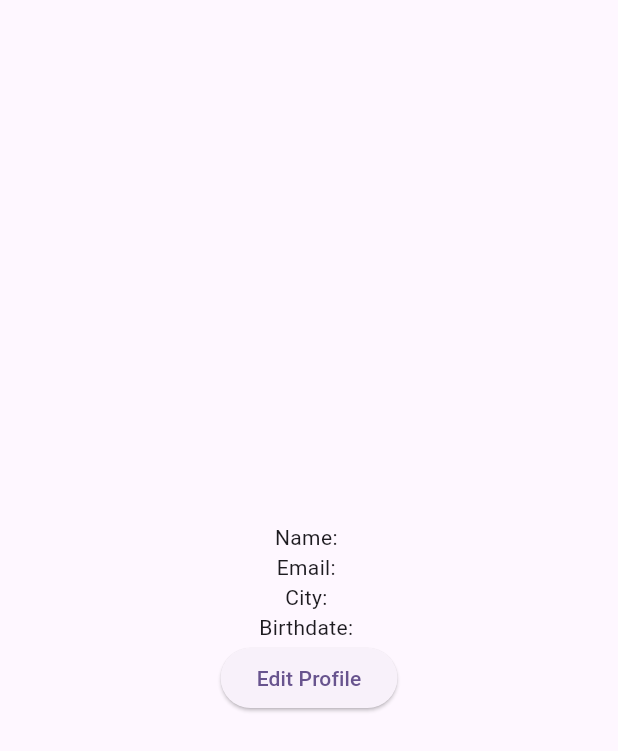
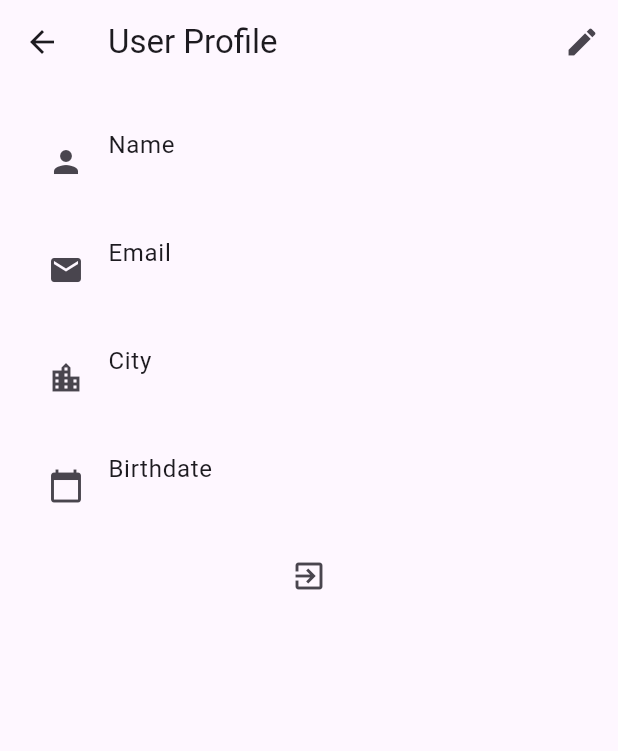
Before and after one commit to ubedsalto12/PA_Pemrograman_Mobile_Ensanim, a Flutter app: the UserProfilePage screen opened directly, on a phone screen of 412 x 824 dp. Shown: the top 751 px of the screen. Run offline on Flutter 3.47's test engine with Material 2 defaults, Android fonts, the light colour scheme and no system bars; our stand-ins replace cloud_firestore, firebase_auth, firebase_core, firebase_storage, google_sign_in, image_picker; missing offline and left inert: flutter_admin_scaffold; accounts and stored records are empty.

Commit message:
Profile User dan logout
perbaruan tampilan user dan user dapat logout

```diff
--- a/lib/admin/side_bar_screens/read_animal_screen.dart
+++ b/lib/admin/side_bar_screens_admin/read_animal_screen.dart
@@ -1,5 +1,5 @@
-import 'package:ensanim/admin/side_bar_screens/animal_details.dart';
-import 'package:ensanim/admin/side_bar_screens/update_animal.dart';
+import 'package:ensanim/admin/side_bar_screens_admin/animal_details.dart';
+import 'package:ensanim/admin/side_bar_screens_admin/update_animal.dart';
 import 'package:flutter/material.dart';
 import 'package:cloud_firestore/cloud_firestore.dart';
 
--- a/lib/admin/side_bar_screens/update_animal.dart
+++ b/lib/admin/side_bar_screens_admin/update_animal.dart
@@ -1,5 +1,5 @@
 import 'dart:io';
-import 'package:firebase_storage/firebase_storage.dart%';
+import 'package:firebase_storage/firebase_storage.dart';
 import 'package:flutter/material.dart';
 import 'package:cloud_firestore/cloud_firestore.dart';
 import 'package:image_picker/image_picker.dart';
--- a/lib/signup_screen.dart
+++ b/lib/signup_screen.dart
@@ -33,6 +33,7 @@ class _SignUpScreenState extends State<SignUpScreen> {
 
       // Menyimpan data pengguna ke Firestore
       await FirebaseFirestore.instance.collection('users').doc(userCredential.user!.uid).set({
+        'image':'',
         'email': _email,
         'displayName': _displayName,
         'city': _city,
--- a/lib/user_profile_page.dart
+++ b/lib/user_profile_page.dart
@@ -1,3 +1,5 @@
+
+import 'package:ensanim/login_screeen.dart';
 import 'package:flutter/material.dart';
 import 'package:cloud_firestore/cloud_firestore.dart';
 import 'package:firebase_auth/firebase_auth.dart';
@@ -19,9 +21,56 @@ class _UserProfilePageState extends State<UserProfilePage> {
     _user = _auth.currentUser!;
   }
 
+  Future<void> _signOut() async {
+    showDialog(
+      context: context,
+      builder: (BuildContext context) {
+        return AlertDialog(
+          title: Text('Logout Confirmation'),
+          content: Text('Are you sure you want to logout?'),
+          actions: [
+            TextButton(
+              onPressed: () {
+                Navigator.of(context).pop(); // Close the alert
+              },
+              child: Text('Cancel'),
+            ),
+            TextButton(
+              onPressed: () async {
+                await _auth.signOut();
+                Navigator.pushAndRemoveUntil(
+                  context,
+                  MaterialPageRoute(builder: (context) => LoginScreen()),
+                  (route) =>
+                      false, // This prevents the user from going back to the UserProfilePage
+                );
+              },
+              child: Text('Logout'),
+            ),
+          ],
+        );
+      },
+    );
+  }
+
   @override
   Widget build(BuildContext context) {
     return Scaffold(
+      appBar: AppBar(
+        title: Text('User Profile'),
+        actions: [
+          IconButton(
+            icon: Icon(Icons.edit),
+            onPressed: () {
+              // Navigate to the edit profile page
+              Navigator.push(
+                context,
+                MaterialPageRoute(builder: (context) => EditProfilePage()),
+              );
+            },
+          ),
+        ],
+      ),
       body: Center(
         child: StreamBuilder<DocumentSnapshot<Map<String, dynamic>>>(
           stream: _firestore.collection('users').doc(_user.uid).snapshots(),
@@ -40,22 +89,33 @@ class _UserProfilePageState extends State<UserProfilePage> {
             String _city = userData.get('city') ?? '';
             String _tanggalLahir = userData.get('tanggal_lahir') ?? '';
 
-            return Column(
-              mainAxisAlignment: MainAxisAlignment.center,
+            return ListView(
+              padding: EdgeInsets.all(16),
               children: <Widget>[
-                Text('Name: $_displayName'),
-                Text('Email: $_email'),
-                Text('City: $_city'),
-                Text('Birthdate: $_tanggalLahir'),
-                ElevatedButton(
-                  onPressed: () {
-                    // Navigasi ke halaman edit profil
-                    Navigator.push(
-                      context,
-                      MaterialPageRoute(builder: (context) => EditProfilePage()),
-                    );
-                  },
-                  child: Text('Edit Profile'),
+                ListTile(
+                  title: Text('Name'),
+                  subtitle: Text(_displayName),
+                  leading: Icon(Icons.person),
+                ),
+                ListTile(
+                  title: Text('Email'),
+                  subtitle: Text(_email),
+                  leading: Icon(Icons.email),
+                ),
+                ListTile(
+                  title: Text('City'),
+                  subtitle: Text(_city),
+                  leading: Icon(Icons.location_city),
+                ),
+                ListTile(
+                  title: Text('Birthdate'),
+                  subtitle: Text(_tanggalLahir),
+                  leading: Icon(Icons.calendar_today),
+                ),
+                IconButton(
+                  icon: Icon(Icons.exit_to_app),
+                  onPressed: _signOut,
+                  tooltip: 'Logout', // Tooltip for the IconButton,
                 ),
               ],
             );
```
Also changed, not shown: lib/admin/home_page_admin.dart (+4 -4 lines), lib/admin/side_bar_screens_admin/add_animal_screen.dart (renamed from lib/admin/side_bar_screens/add_animal_screen.dart), lib/admin/side_bar_screens_admin/animal_details.dart (renamed from lib/admin/side_bar_screens/animal_details.dart), lib/admin/side_bar_screens_admin/dashboard_screen.dart (renamed from lib/admin/side_bar_screens/dashboard_screen.dart), lib/admin/side_bar_screens_admin/logout_screens.dart (renamed from lib/admin/side_bar_screens/logout_screens.dart).
